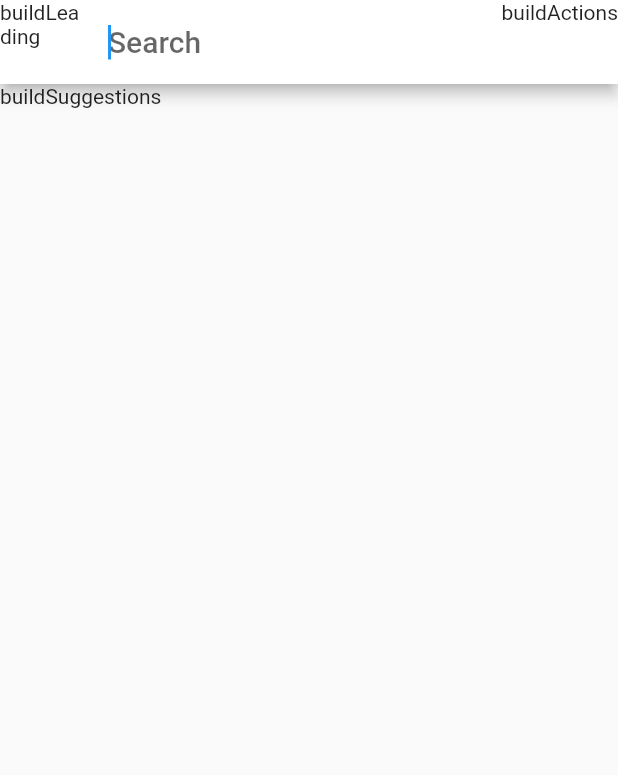
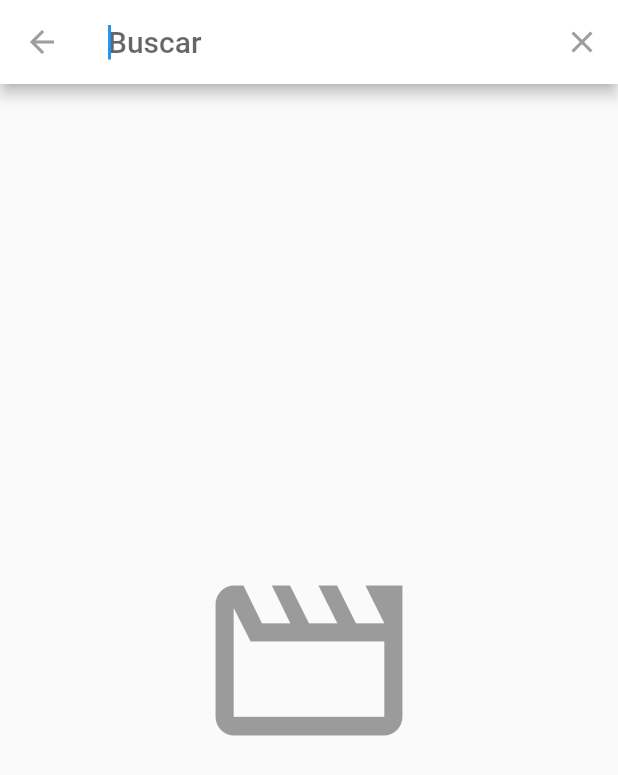
Before and after one commit to luishg76/peliculas_app, a Flutter app: the screen it shows after launch, after a tap on the "search" icon, on a phone screen of 412 x 824 dp. Shown: the top 775 px of the screen. Run offline on Flutter 3.47's test engine with Material 2 defaults, Android fonts, the phone set to English and light mode, and no system bars; our stand-ins replace card_swiper; network calls fail.

Commit message:
salva(01-09-022)-laptop

```diff
--- a/lib/models/models.dart
+++ b/lib/models/models.dart
@@ -2,3 +2,4 @@ export 'package:peliculas_app/models/movie.dart';
 export 'package:peliculas_app/models/now_playing.dart';
 export 'package:peliculas_app/models/popular.dart';
 export 'package:peliculas_app/models/movie_credits.dart';
+export 'package:peliculas_app/models/movies_found.dart';
--- /dev/null
+++ b/lib/models/movies_found.dart
@@ -0,0 +1,30 @@
+// To parse this JSON data, do
+//
+//     final movieFound = movieFoundFromMap(jsonString);
+
+import 'dart:convert';
+
+import 'package:peliculas_app/models/models.dart';
+
+class MoviesFound {
+    MoviesFound({
+        required this.page,
+        required this.results,
+        required this.totalPages,
+        required this.totalResults,
+    });
+
+    int page;
+    List<Movie> results;
+    int totalPages;
+    int totalResults;
+
+    factory MoviesFound.fromJson(String str) => MoviesFound.fromMap(json.decode(str));
+
+    factory MoviesFound.fromMap(Map<String, dynamic> json) => MoviesFound(
+        page: json["page"],
+        results: List<Movie>.from(json["results"].map((x) => Movie.fromMap(x))),
+        totalPages: json["total_pages"],
+        totalResults: json["total_results"],
+    );
+}
--- a/lib/providers/movie_provider.dart
+++ b/lib/providers/movie_provider.dart
@@ -1,3 +1,5 @@
+import 'dart:convert';
+
 import 'package:flutter/cupertino.dart';
 import 'package:http/http.dart' as http;
 import 'package:peliculas_app/models/models.dart';
@@ -11,6 +13,7 @@ class MoviesProvider extends ChangeNotifier {
   List<Movie> onNowMovies = [];
   List<Movie> onPopular = [];
   Map<int,List<Cast>> movieCasts={};
+  List<Movie> onFound=[];
 
   MoviesProvider() {
     getNowPlayingMovies();
@@ -18,7 +21,7 @@ class MoviesProvider extends ChangeNotifier {
   }
 
   Future<String> _getJsonData(String segment, [int page=1])async {
-      var url = Uri.https(_baseUrl,segment,
+      final url = Uri.https(_baseUrl,segment,
         {'api_key': _apiKey, 'lenguage': _lenguage, 'page':'$page'});
       final response = await http.get(url);
       if (response.statusCode == 200)return response.body;
@@ -53,4 +56,12 @@ class MoviesProvider extends ChangeNotifier {
     return movieCredits.cast;
   }
 
+  Future<List<Movie>> getMoviesSearch({required String movietitle}) async{
+     final url = Uri.https(_baseUrl,'/3/search/movie',
+        {'api_key': _apiKey, 'lenguage': _lenguage, 'query':movietitle});
+      final response = await http.get(url);
+      if (response.statusCode == 200)return MoviesFound.fromJson(response.body).results;
+      return [];
+  }
+
 }
--- a/lib/widgets/search_movie.dart
+++ b/lib/widgets/search_movie.dart
@@ -1,24 +1,77 @@
 import 'package:flutter/material.dart';
+import 'package:peliculas_app/models/models.dart';
+import 'package:peliculas_app/providers/movie_provider.dart';
+import 'package:provider/provider.dart';
 
 class SearchMovie extends SearchDelegate{
+
+  @override
+  // TODO: implement searchFieldLabel
+  String? get searchFieldLabel => 'Buscar';
   @override
   List<Widget>? buildActions(BuildContext context) {
-   return [Text('buildActions')];
+   return [
+    IconButton(
+      onPressed:()=>this.query='',
+      icon:Icon(Icons.clear))];
   }
 
   @override
   Widget? buildLeading(BuildContext context) {
-    return Text('buildLeading');
+    return IconButton(
+      onPressed: ()=>close(context, null),
+      icon: Icon(Icons.arrow_back));
   }
 
   @override
   Widget buildResults(BuildContext context) {
-    return Text('buildResults');
+
+    return Text('builResults:');
   }
 
   @override
   Widget buildSuggestions(BuildContext context) {
-   return Text('buildSuggestions');
+    if(query.isEmpty) return _emptycontainer();
+
+   final movies_found=Provider.of<MoviesProvider>(context);
+   return FutureBuilder(
+      future: movies_found.getMoviesSearch(movietitle: query),
+      builder:(_,asyncsapshot)
+      {
+        if(!asyncsapshot.hasData) return _emptycontainer();
+        else
+        {
+          final lstfound=asyncsapshot.data! as List<Movie>;
+           return Container(
+            child: ListView.builder(
+              itemCount: lstfound.length,
+              itemBuilder: (_, int index)=>_MovieItems(context,lstfound[index]),
+              )
+            );
+        }
+      });
   }
 
-}
+  Widget _emptycontainer(){
+     return Container(
+      child: Center(
+        child:Icon(Icons.movie_creation_outlined, color: Colors.black38, size: 150,)
+        ),
+    );
+  }
+
+  Widget _MovieItems(BuildContext context, Movie movie){
+      return ListTile(
+            leading: FadeInImage(
+              image:NetworkImage(movie.getPosterImg),
+              placeholder: AssetImage('assets/300x400.png'),
+              width: 30,
+              fit: BoxFit.contain,
+              ),
+            title:Text(movie.title,maxLines: 1,overflow: TextOverflow.ellipsis,),
+            onTap: () =>
+            Navigator.pushNamed(context, 'details', arguments: movie),
+
+      );
+    }
+  }
```
